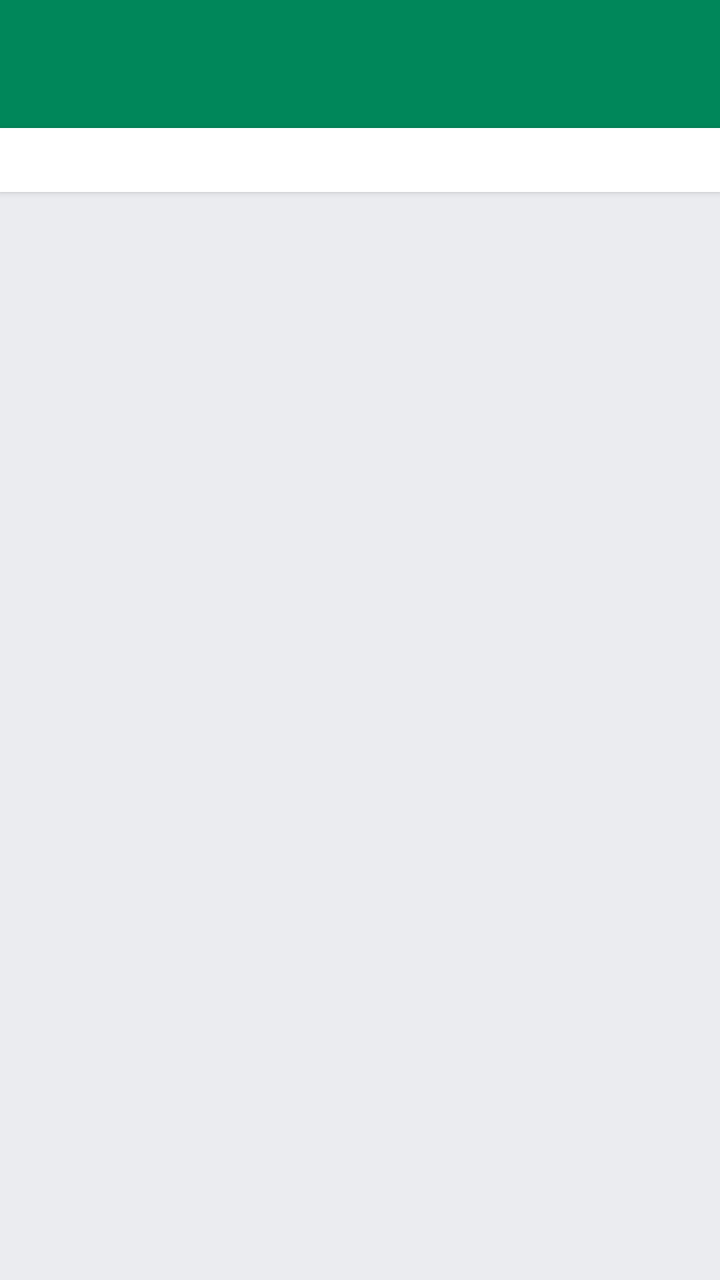
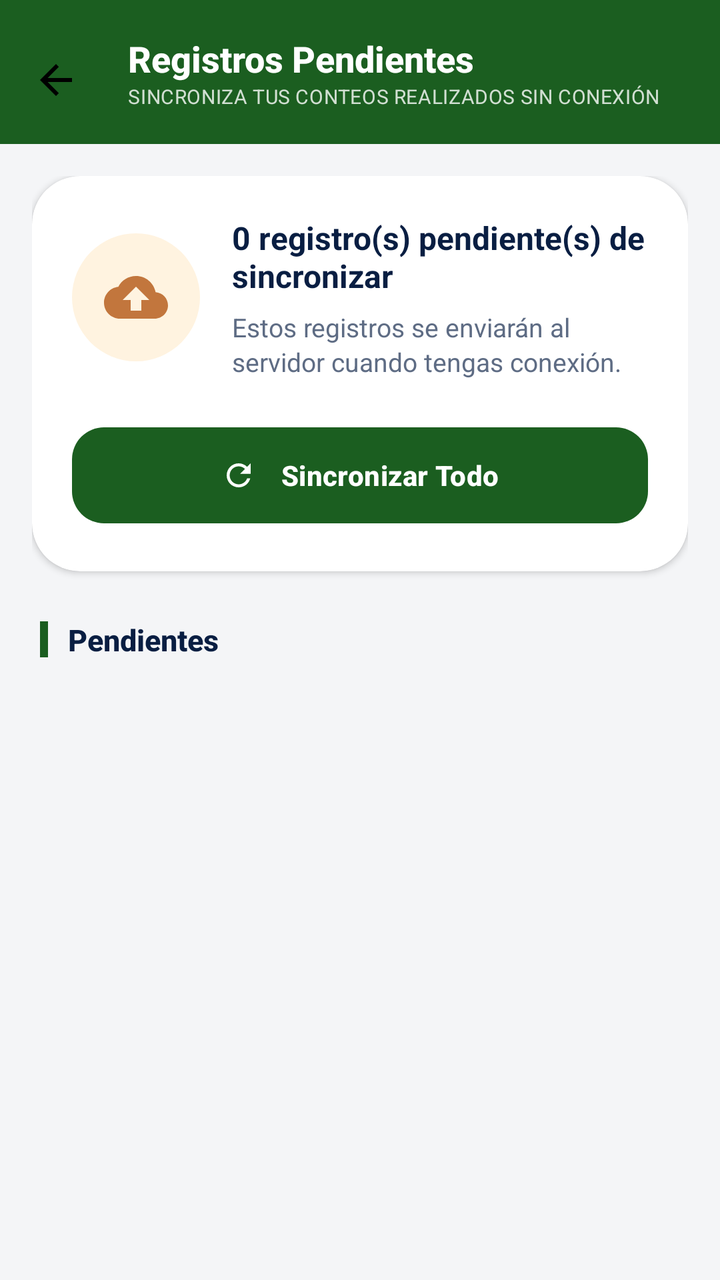

The first picture is an Android layout as it rendered before a commit; the second is the same layout after the commit. The layout source and the unified diff follow.
<!-- AndroidManifest.xml: application theme Theme.Inventario -->
<!-- res/layout/activity_pending_inventory.xml -->
<?xml version="1.0" encoding="utf-8"?>
<LinearLayout
    xmlns:android="http://schemas.android.com/apk/res/android"
    xmlns:app="http://schemas.android.com/apk/res-auto"
    android:layout_width="match_parent"
    android:layout_height="match_parent"
    android:orientation="vertical"
    android:background="@color/pp_gray"
    android:fitsSystemWindows="true">

    
    <com.google.android.material.appbar.AppBarLayout
        android:layout_width="match_parent"
        android:layout_height="wrap_content"
        android:fitsSystemWindows="true"
        android:theme="@style/ThemeOverlay.MaterialComponents.Dark.ActionBar"
        app:elevation="4dp">

        <androidx.appcompat.widget.Toolbar
            android:id="@+id/toolbar"
            android:layout_width="match_parent"
            android:layout_height="?attr/actionBarSize"
            android:background="@color/pp_green"
            app:titleTextColor="@color/pp_white"
            app:navigationIconTint="@color/pp_white"/>
    </com.google.android.material.appbar.AppBarLayout>

    
    <LinearLayout
        android:layout_width="match_parent"
        android:layout_height="wrap_content"
        android:orientation="vertical"
        android:background="@color/pp_white"
        android:padding="16dp"
        android:elevation="2dp">

        <TextView
            android:id="@+id/tvContador"
            android:layout_width="wrap_content"
            android:layout_height="wrap_content"
            android:text="0 registros pendientes"
            android:textSize="14sp"
            android:textColor="@color/pp_warning"
            android:textStyle="bold"
            android:layout_marginBottom="10dp"
            android:visibility="gone"/>

        <com.google.android.material.button.MaterialButton
            android:id="@+id/btnSincronizar"
            android:layout_width="match_parent"
            android:layout_height="48dp"
            android:text="Sincronizar Todo"
            android:textStyle="bold"
            android:textSize="14sp"
            android:textColor="@color/pp_white"
            app:backgroundTint="@color/pp_green"
            app:cornerRadius="10dp"
            android:visibility="gone"/>

        <ProgressBar
            android:id="@+id/progressSync"
            android:layout_width="wrap_content"
            android:layout_height="wrap_content"
            android:layout_gravity="center"
            android:indeterminateTint="@color/pp_green"
            android:visibility="gone"/>
    </LinearLayout>

    
    <ProgressBar
        android:id="@+id/progressBar"
        android:layout_width="wrap_content"
        android:layout_height="wrap_content"
        android:layout_gravity="center"
        android:indeterminateTint="@color/pp_green"
        android:visibility="gone"
        android:layout_margin="16dp"/>

    
    <TextView
        android:id="@+id/tvEmpty"
        android:layout_width="match_parent"
        android:layout_height="wrap_content"
        android:text="No hay registros pendientes.\n\n✅ ¡Todo sincronizado!"
        android:textColor="@color/pp_text_secondary"
        android:textSize="15sp"
        android:gravity="center"
        android:padding="32dp"
        android:visibility="gone"/>

    
    <androidx.recyclerview.widget.RecyclerView
        android:id="@+id/recyclerView"
        android:layout_width="match_parent"
        android:layout_height="match_parent"
        android:clipToPadding="false"
        android:padding="8dp"/>

</LinearLayout>
<!-- resources referenced by this layout -->
<resources>
  <color name="pp_gray">#EBECF0</color>
  <color name="pp_green">#00875A</color>
  <color name="pp_text_secondary">#5E6C84</color>
  <color name="pp_warning">#FFAB00</color>
  <color name="pp_white">#FFFFFF</color>
  <style name="Theme.Inventario" parent="Theme.Material3.DayNight.NoActionBar">
          <item name="colorPrimary">@color/pp_green</item>
          <item name="colorOnPrimary">@color/pp_white</item>
          <item name="colorSecondary">@color/pp_green_accent</item>
          <item name="android:statusBarColor">@android:color/transparent</item>
          <item name="android:navigationBarColor">@android:color/transparent</item>
          <item name="android:windowLightStatusBar">true</item>
      </style>
  <color name="pp_green_accent">#36B37E</color>
</resources>

<!-- the commit's change to res/layout/activity_pending_inventory.xml (unified diff, before → after) -->
@@ -1,99 +1,217 @@
 <?xml version="1.0" encoding="utf-8"?>
-<LinearLayout
+<androidx.coordinatorlayout.widget.CoordinatorLayout
     xmlns:android="http://schemas.android.com/apk/res/android"
     xmlns:app="http://schemas.android.com/apk/res-auto"
+    android:id="@+id/pending_root"
     android:layout_width="match_parent"
     android:layout_height="match_parent"
-    android:orientation="vertical"
-    android:background="@color/pp_gray"
-    android:fitsSystemWindows="true">
-
-    
+    android:background="@color/pp_background">
+
     <com.google.android.material.appbar.AppBarLayout
+        android:id="@+id/appbar"
         android:layout_width="match_parent"
         android:layout_height="wrap_content"
-        android:fitsSystemWindows="true"
-        android:theme="@style/ThemeOverlay.MaterialComponents.Dark.ActionBar"
+        android:background="@color/pp_splash_text_green"
         app:elevation="4dp">
 
         <androidx.appcompat.widget.Toolbar
             android:id="@+id/toolbar"
             android:layout_width="match_parent"
-            android:layout_height="?attr/actionBarSize"
-            android:background="@color/pp_green"
-            app:titleTextColor="@color/pp_white"
-            app:navigationIconTint="@color/pp_white"/>
+            android:layout_height="wrap_content"
+            android:minHeight="?attr/actionBarSize"
+            android:paddingVertical="8dp"
+            app:navigationIcon="@drawable/ic_back"
+            app:navigationIconTint="@color/pp_white">
+
+            <LinearLayout
+                android:layout_width="match_parent"
+                android:layout_height="wrap_content"
+                android:orientation="vertical"
+                android:layout_marginStart="8dp"
+                android:layout_marginEnd="16dp">
+
+                <TextView
+                    android:layout_width="wrap_content"
+                    android:layout_height="wrap_content"
+                    android:text="Registros Pendientes"
+                    android:textColor="@color/pp_white"
+                    android:textSize="18sp"
+                    android:textStyle="bold"
+                    android:fontFamily="sans-serif-medium" />
+
+                <TextView
+                    android:layout_width="match_parent"
+                    android:layout_height="wrap_content"
+                    android:text="Sincroniza tus conteos realizados sin conexión"
+                    android:textColor="#CCFFFFFF"
+                    android:textSize="10sp"
+                    android:textAllCaps="true"
+                    android:letterSpacing="0.02"
+                    android:lineSpacingExtra="2dp"
+                    android:maxLines="2"
+                    android:ellipsize="end" />
+            </LinearLayout>
+        </androidx.appcompat.widget.Toolbar>
     </com.google.android.material.appbar.AppBarLayout>
 
-    
-    <LinearLayout
-        android:layout_width="match_parent"
-        android:layout_height="wrap_content"
-        android:orientation="vertical"
-        android:background="@color/pp_white"
-        android:padding="16dp"
-        android:elevation="2dp">
-
-        <TextView
-            android:id="@+id/tvContador"
-            android:layout_width="wrap_content"
-            android:layout_height="wrap_content"
-            android:text="0 registros pendientes"
-            android:textSize="14sp"
-            android:textColor="@color/pp_warning"
-            android:textStyle="bold"
-            android:layout_marginBottom="10dp"
-            android:visibility="gone"/>
-
-        <com.google.android.material.button.MaterialButton
-            android:id="@+id/btnSincronizar"
-            android:layout_width="match_parent"
-            android:layout_height="48dp"
-            android:text="Sincronizar Todo"
-            android:textStyle="bold"
-            android:textSize="14sp"
-            android:textColor="@color/pp_white"
-            app:backgroundTint="@color/pp_green"
-            app:cornerRadius="10dp"
-            android:visibility="gone"/>
-
-        <ProgressBar
-            android:id="@+id/progressSync"
-            android:layout_width="wrap_content"
-            android:layout_height="wrap_content"
-            android:layout_gravity="center"
-            android:indeterminateTint="@color/pp_green"
-            android:visibility="gone"/>
-    </LinearLayout>
-
-    
-    <ProgressBar
-        android:id="@+id/progressBar"
-        android:layout_width="wrap_content"
-        android:layout_height="wrap_content"
-        android:layout_gravity="center"
-        android:indeterminateTint="@color/pp_green"
-        android:visibility="gone"
-        android:layout_margin="16dp"/>
-
-    
-    <TextView
-        android:id="@+id/tvEmpty"
-        android:layout_width="match_parent"
-        android:layout_height="wrap_content"
-        android:text="No hay registros pendientes.\n\n✅ ¡Todo sincronizado!"
-        android:textColor="@color/pp_text_secondary"
-        android:textSize="15sp"
-        android:gravity="center"
-        android:padding="32dp"
-        android:visibility="gone"/>
-
-    
-    <androidx.recyclerview.widget.RecyclerView
-        android:id="@+id/recyclerView"
+    <androidx.core.widget.NestedScrollView
         android:layout_width="match_parent"
         android:layout_height="match_parent"
-        android:clipToPadding="false"
-        android:padding="8dp"/>
-
-</LinearLayout>
+        app:layout_behavior="@string/appbar_scrolling_view_behavior"
+        android:scrollbars="none"
+        android:fillViewport="true">
+
+        <LinearLayout
+            android:layout_width="match_parent"
+            android:layout_height="wrap_content"
+            android:orientation="vertical"
+            android:padding="16dp">
+
+            
+            <com.google.android.material.card.MaterialCardView
+                android:id="@+id/cardSyncBanner"
+                android:layout_width="match_parent"
+                android:layout_height="wrap_content"
+                app:cardCornerRadius="24dp"
+                app:cardElevation="2dp"
+                app:strokeWidth="0dp"
+                app:cardBackgroundColor="@color/pp_white"
+                android:layout_marginBottom="24dp">
+
+                <LinearLayout
+                    android:layout_width="match_parent"
+                    android:layout_height="wrap_content"
+                    android:orientation="vertical"
+                    android:padding="20dp">
+
+                    <LinearLayout
+                        android:layout_width="match_parent"
+                        android:layout_height="wrap_content"
+                        android:orientation="horizontal"
+                        android:gravity="center_vertical"
+                        android:baselineAligned="false">
+
+                        <FrameLayout
+                            android:layout_width="64dp"
+                            android:layout_height="64dp"
+                            android:background="@drawable/bg_icon_circle"
+                            android:backgroundTint="#FFF3E0">
+                            <ImageView
+                                android:layout_width="32dp"
+                                android:layout_height="32dp"
+                                android:layout_gravity="center"
+                                android:src="@drawable/ic_cloud_upload"
+                                app:tint="@color/pp_splash_orange"
+                                android:contentDescription="@null" />
+                        </FrameLayout>
+
+                        <LinearLayout
+                            android:layout_width="0dp"
+                            android:layout_height="wrap_content"
+                            android:layout_weight="1"
+                            android:orientation="vertical"
+                            android:layout_marginStart="16dp">
+
+                            <TextView
+                                android:id="@+id/tvContador"
+                                android:layout_width="wrap_content"
+                                android:layout_height="wrap_content"
+                                android:text="0 registro(s) pendiente(s) de sincronizar"
+                                android:textColor="@color/pp_text_dark"
+                                android:textSize="16sp"
+                                android:textStyle="bold" />
+
+                            <TextView
+                                android:layout_width="wrap_content"
+                                android:layout_height="wrap_content"
+                                android:text="Estos registros se enviarán al servidor cuando tengas conexión."
+                                android:textColor="@color/pp_text_secondary"
+                                android:textSize="13sp"
+                                android:layout_marginTop="6dp"
+                                android:lineSpacingExtra="2dp" />
+                        </LinearLayout>
+                    </LinearLayout>
+
+                    <com.google.android.material.button.MaterialButton
+                        android:id="@+id/btnSincronizar"
+                        android:layout_width="match_parent"
+                        android:layout_height="56dp"
+                        android:layout_marginTop="20dp"
+                        android:text="Sincronizar Todo"
+                        android:textStyle="bold"
+                        app:icon="@drawable/ic_refresh"
+                        app:iconGravity="textStart"
+                        app:iconPadding="12dp"
+                        app:backgroundTint="@color/pp_splash_text_green"
+                        android:textColor="@color/pp_white"
+                        app:cornerRadius="16dp" />
+
+                    <ProgressBar
+                        android:id="@+id/progressSync"
+                        android:layout_width="32dp"
+                        android:layout_height="32dp"
+                        android:layout_gravity="center"
+                        android:layout_marginTop="12dp"
+                        android:indeterminateTint="@color/pp_splash_text_green"
+                        android:visibility="gone"/>
+                </LinearLayout>
+            </com.google.android.material.card.MaterialCardView>
+
+            
+            <LinearLayout
+                android:id="@+id/llHeaderPendientes"
+                android:layout_width="wrap_content"
+                android:layout_height="wrap_content"
+                android:orientation="horizontal"
+                android:gravity="center_vertical"
+                android:layout_marginBottom="12dp"
+                android:layout_marginStart="4dp">
+                <View
+                    android:layout_width="4dp"
+                    android:layout_height="18dp"
+                    android:background="@color/pp_splash_text_green" />
+                <TextView
+                    android:text="Pendientes"
+                    android:textSize="15sp"
+                    android:textColor="@color/pp_text_dark"
+                    android:textStyle="bold"
+                    android:fontFamily="sans-serif-medium"
+                    android:layout_width="wrap_content"
+                    android:layout_height="wrap_content"
+                    android:layout_marginStart="10dp"/>
+            </LinearLayout>
+
+            
+            <ProgressBar
+                android:id="@+id/progressBar"
+                android:layout_width="32dp"
+                android:layout_height="32dp"
+                android:layout_gravity="center"
+                android:indeterminateTint="@color/pp_splash_text_green"
+                android:visibility="gone"
+                android:layout_margin="16dp"/>
+
+            
+            <TextView
+                android:id="@+id/tvEmpty"
+                android:layout_width="match_parent"
+                android:layout_height="wrap_content"
+                android:text="No hay registros pendientes.\n\n✅ ¡Todo sincronizado!"
+                android:textColor="@color/pp_text_secondary"
+                android:textSize="15sp"
+                android:gravity="center"
+                android:padding="32dp"
+                android:visibility="gone"/>
+
+            
+            <androidx.recyclerview.widget.RecyclerView
+                android:id="@+id/recyclerView"
+                android:layout_width="match_parent"
+                android:layout_height="wrap_content"
+                android:nestedScrollingEnabled="false"
+                android:clipToPadding="false"/>
+
+        </LinearLayout>
+    </androidx.core.widget.NestedScrollView>
+
+</androidx.coordinatorlayout.widget.CoordinatorLayout>
<!-- resource entries referenced after the edit -->
@@ -1,12 +1,50 @@
 <!-- resources referenced by this layout -->
 <resources>
-  <color name="pp_gray">#EBECF0</color>
-  <color name="pp_green">#00875A</color>
+  <color name="pp_background">#F4F5F7</color>
+  <color name="pp_splash_orange">#C2763D</color>
+  <color name="pp_splash_text_green">#1B5E20</color>
+  <color name="pp_text_dark">#091E42</color>
   <color name="pp_text_secondary">#5E6C84</color>
-  <color name="pp_warning">#FFAB00</color>
   <color name="pp_white">#FFFFFF</color>
+  <!-- drawable bg_icon_circle (drawable) -->
+  <?xml version="1.0" encoding="utf-8"?>
+  <shape xmlns:android="http://schemas.android.com/apk/res/android"
+      android:shape="oval">
+      <solid android:color="#F1F8E9"/>
+  </shape>
+  <!-- drawable ic_back (drawable) -->
+  <?xml version="1.0" encoding="utf-8"?>
+  <vector xmlns:android="http://schemas.android.com/apk/res/android"
+      android:width="24dp"
+      android:height="24dp"
+      android:viewportWidth="24.0"
+      android:viewportHeight="24.0">
+      <path
+          android:fillColor="#FF000000"
+          android:pathData="M20,11H7.83l5.59,-5.59L12,4l-8,8l8,8l1.41,-1.41L7.83,13H20v-2z"/>
+  </vector>
+  <!-- drawable ic_cloud_upload (drawable) -->
+  <vector xmlns:android="http://schemas.android.com/apk/res/android"
+      android:width="24dp"
+      android:height="24dp"
+      android:viewportWidth="24"
+      android:viewportHeight="24">
+      <path
+          android:fillColor="#FF000000"
+          android:pathData="M19.35,10.04C18.67,6.59 15.64,4 12,4 9.11,4 6.6,5.64 5.35,8.04 2.34,8.36 0,10.91 0,14c0,3.31 2.69,6 6,6h13c2.76,0 5,-2.24 5,-5 0,-2.64 -2.05,-4.78 -4.65,-4.96zM14,13v4h-4v-4H7l5-5 5,5h-3z" />
+  </vector>
+  <!-- drawable ic_refresh (drawable) -->
+  <vector xmlns:android="http://schemas.android.com/apk/res/android"
+      android:width="24dp"
+      android:height="24dp"
+      android:viewportWidth="24"
+      android:viewportHeight="24">
+      <path
+          android:fillColor="#FF000000"
+          android:pathData="M17.65,6.35C16.2,4.9 14.21,4 12,4c-4.42,0 -7.99,3.58 -7.99,8s3.57,8 7.99,8c3.73,0 6.84,-2.55 7.73,-6h-2.08c-0.82,2.33 -3.07,4 -5.65,4 -3.31,0 -6,-2.69 -6,-6s2.69,-6 6,-6c1.66,0 3.14,0.69 4.22,1.78L13,11h7V4l-2.35,2.35z" />
+  </vector>
   <style name="Theme.Inventario" parent="Theme.Material3.DayNight.NoActionBar">
-          <item name="colorPrimary">@color/pp_green</item>
+          <item name="colorPrimary">@color/pp_splash_text_green</item>
           <item name="colorOnPrimary">@color/pp_white</item>
           <item name="colorSecondary">@color/pp_green_accent</item>
           <item name="android:statusBarColor">@android:color/transparent</item>
